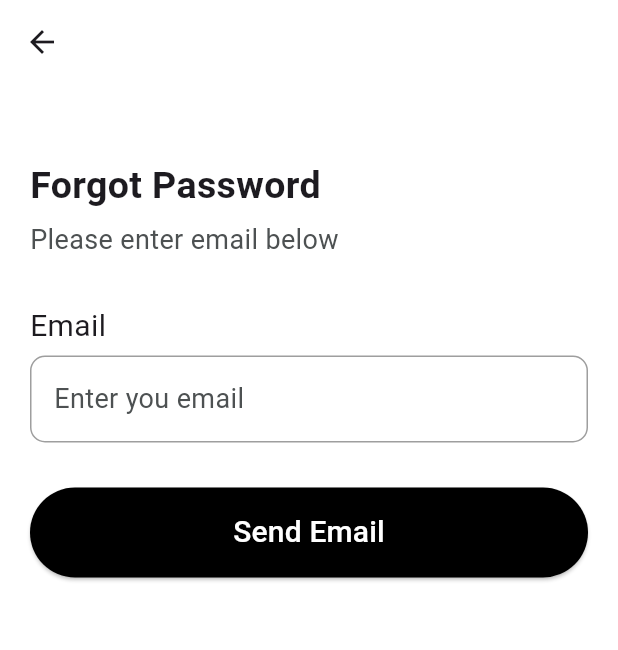
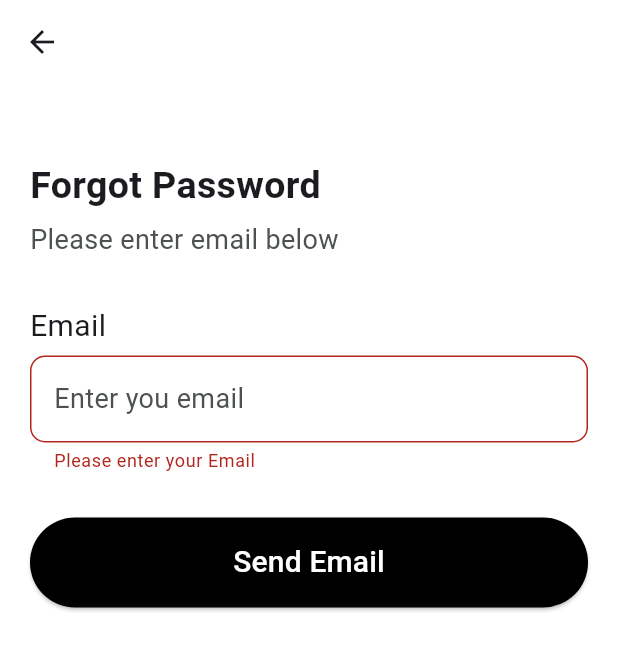
Before and after one commit to iftekar2/playbook, a Flutter app: the Forgotpassword screen opened by its route, after a tap on "Send Email", on a phone screen of 412 x 824 dp. Shown: the top 650 px of the screen. Run offline on Flutter 3.47's test engine with Material 3 defaults, Android fonts, the phone set to English and light mode, and no system bars; our stand-ins replace firebase_auth, firebase_core; accounts and stored records are empty.

Commit message:
Users are able to reset password

```diff
--- a/lib/Pages/forgotPassword.dart
+++ b/lib/Pages/forgotPassword.dart
@@ -1,4 +1,6 @@
+import 'package:firebase_auth/firebase_auth.dart';
 import 'package:flutter/material.dart';
+import 'package:playbook/Pages/LoginPage.dart';
 
 class Forgotpassword extends StatefulWidget {
   const Forgotpassword({super.key});
@@ -8,6 +10,39 @@ class Forgotpassword extends StatefulWidget {
 }
 
 class _ForgotpasswordState extends State<Forgotpassword> {
+  TextEditingController emailController = TextEditingController();
+
+  final _formKey = GlobalKey<FormState>();
+
+  resetPassword() async {
+    try {
+      await FirebaseAuth.instance.sendPasswordResetEmail(
+        email: emailController.text,
+      );
+      ScaffoldMessenger.of(context).showSnackBar(
+        SnackBar(
+          content: Text(
+            "Password reset email has been sent",
+            style: TextStyle(fontSize: 20),
+          ),
+        ),
+      );
+      Navigator.pushReplacement(
+        context,
+        MaterialPageRoute(builder: (context) => Loginpage()),
+      );
+    } on FirebaseAuthException catch (e) {
+      if (e.code == "user-not-found") {
+        ScaffoldMessenger.of(context).showSnackBar(
+          SnackBar(
+            backgroundColor: Colors.orange,
+            content: Text("Cold not find user", style: TextStyle(fontSize: 20)),
+          ),
+        );
+      }
+    }
+  }
+
   @override
   Widget build(BuildContext context) {
     return Scaffold(
@@ -16,6 +51,8 @@ class _ForgotpasswordState extends State<Forgotpassword> {
       backgroundColor: const Color(0xffffffff),
       body: Padding(
         padding: EdgeInsetsGeometry.only(left: 20, right: 20, top: 50),
+        child: Form(
+          key: _formKey,
           child: Column(
             children: [
               Align(
@@ -42,7 +79,14 @@ class _ForgotpasswordState extends State<Forgotpassword> {
               ),
 
               SizedBox(height: 5),
-            TextField(
+              TextFormField(
+                validator: (value) {
+                  if (value == null || value.isEmpty) {
+                    return "Please enter your Email";
+                  }
+                  return null;
+                },
+                controller: emailController,
                 decoration: InputDecoration(
                   hint: Text(
                     "Enter you email",
@@ -72,8 +116,16 @@ class _ForgotpasswordState extends State<Forgotpassword> {
                 width: 500,
 
                 child: ElevatedButton(
-                onPressed: () {},
-                style: ElevatedButton.styleFrom(backgroundColor: Colors.black),
+                  onPressed: () {
+                    if (_formKey.currentState!.validate()) {
+                      setState(() {
+                        resetPassword();
+                      });
+                    }
+                  },
+                  style: ElevatedButton.styleFrom(
+                    backgroundColor: Colors.black,
+                  ),
                   child: Text(
                     "Send Email",
                     style: TextStyle(
@@ -87,6 +139,7 @@ class _ForgotpasswordState extends State<Forgotpassword> {
             ],
           ),
         ),
+      ),
     );
   }
 }
```
Also changed, not shown: lib/Pages/LoginPage.dart (+14 -27 lines). Lines whose indentation alone changed are shown as unchanged.
